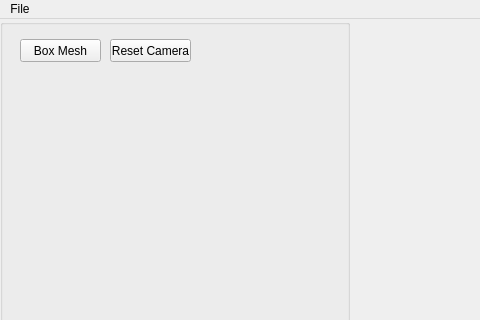
First picture: the form in AppMeshPOM/UI/interface.ui, repository charlyb01/AppMeshPOM, before the edit; both pictures show x 0 to 480 and y 0 to 320 of the 1200 by 1000 pixel window.
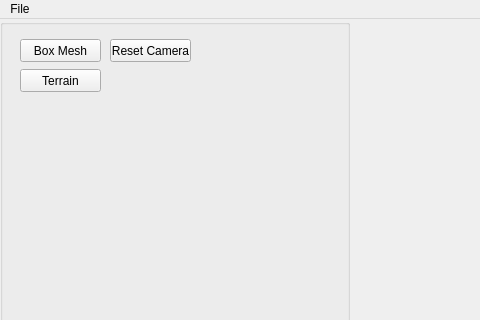
Second picture: the form after the edit.

Commit message: creation bouton Terrain

```diff
--- a/AppMeshPOM/UI/interface.ui
+++ b/AppMeshPOM/UI/interface.ui
@@ -108,6 +108,30 @@
         <bool>false</bool>
        </property>
       </widget>
+      <widget class="QPushButton" name="boxTerrain">
+       <property name="geometry">
+        <rect>
+         <x>20</x>
+         <y>50</y>
+         <width>81</width>
+         <height>23</height>
+        </rect>
+       </property>
+       <property name="toolTip">
+        <string>&lt;!DOCTYPE HTML PUBLIC &quot;-//W3C//DTD HTML 4.0//EN&quot; &quot;http://www.w3.org/TR/REC-html40/strict.dtd&quot;&gt;
+&lt;html&gt;&lt;head&gt;&lt;meta name=&quot;qrichtext&quot; content=&quot;1&quot; /&gt;&lt;style type=&quot;text/css&quot;&gt;
+p, li { white-space: pre-wrap; }
+&lt;/style&gt;&lt;/head&gt;&lt;body style=&quot; font-family:'MS Shell Dlg 2'; font-size:8pt; font-weight:400; font-style:normal;&quot;&gt;
+&lt;p style=&quot; margin-top:0px; margin-bottom:0px; margin-left:0px; margin-right:0px; -qt-block-indent:0; text-indent:0px;&quot;&gt;&lt;span style=&quot; color:#5500ff;&quot;&gt;Callback #01&lt;/span&gt;&lt;/p&gt;
+&lt;p style=&quot; margin-top:0px; margin-bottom:0px; margin-left:0px; margin-right:0px; -qt-block-indent:0; text-indent:0px;&quot;&gt;&lt;span style=&quot; font-style:italic; color:#aa00ff;&quot;&gt;Create Eurographics 1996 Bear&lt;/span&gt;&lt;/p&gt;&lt;/body&gt;&lt;/html&gt;</string>
+       </property>
+       <property name="text">
+        <string>Terrain</string>
+       </property>
+       <property name="checkable">
+        <bool>false</bool>
+       </property>
+      </widget>
      </widget>
     </item>
     <item>
```
The commit also changes 4 other files.
